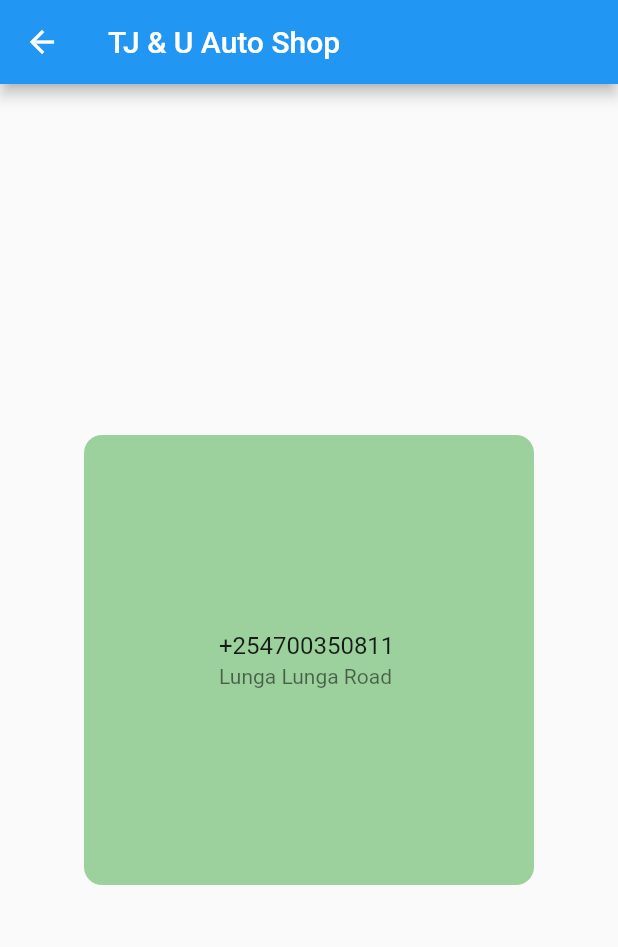
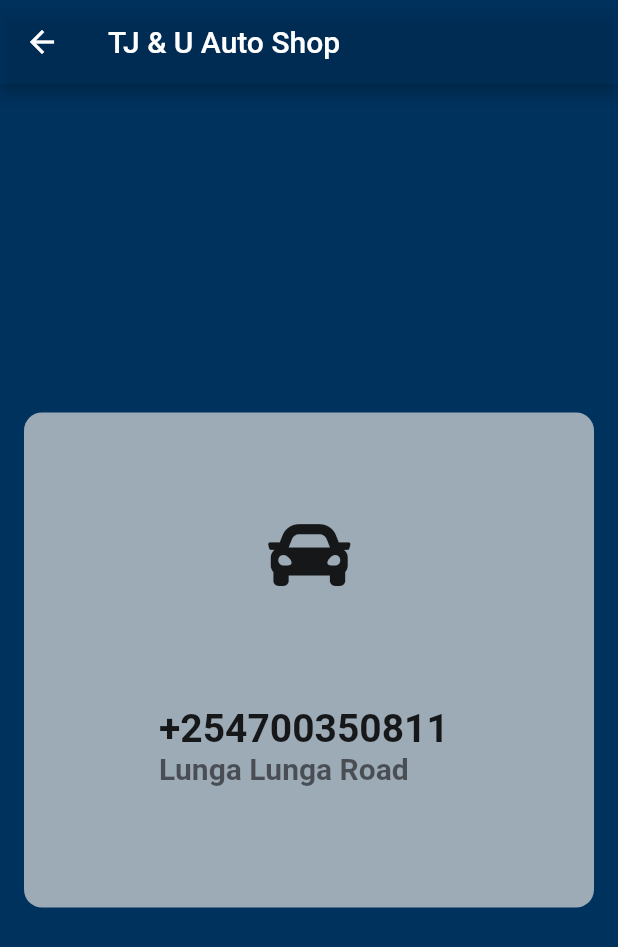
Before and after one commit to IrunguNjagi/Mechanical-Diagnosis-App, a Flutter app: the Search_Page screen opened directly, after a tap on "TJ & U Auto Shop", on a phone screen of 412 x 824 dp. Shown: the top 947 px of the screen. Run offline on Flutter 3.47's test engine with Material 2 defaults, Android fonts, the phone set to English and light mode, and no system bars; our stand-ins replace cloud_firestore, firebase_core, font_awesome_flutter; accounts and stored records are empty.

Commit message:
pre presented commit

```diff
--- a/lib/screens/garage_information.dart
+++ b/lib/screens/garage_information.dart
@@ -1,4 +1,5 @@
 import 'package:flutter/material.dart';
+import 'package:font_awesome_flutter/font_awesome_flutter.dart';
 import 'package:mechanic_dignosis_app/list_content/mechanic_garage_list.dart';
 import 'mechanic_search_page.dart';
 
@@ -10,17 +11,26 @@ class Garage_Info extends StatelessWidget {
   @override
   Widget build(BuildContext context) {
     return Scaffold(
+      backgroundColor: Color(0xFF00325E),
       appBar: AppBar(
         title: Text(display_list.garage_name),
+        backgroundColor: Color(0xFF00325E).withOpacity(0.54),
       ),
       body: Padding(
           padding: const EdgeInsets.all(16.0),
           child: Center(
             child: Container(
-              height: 300,
-              width: 300,
+              height: 330,
+              width: 380,
               child: Center(
-                child: ListTile(
+                  child: Column(
+                mainAxisAlignment: MainAxisAlignment.spaceEvenly,
+                children: [
+                  Icon(
+                    FontAwesomeIcons.car,
+                    size: 55,
+                  ),
+                  ListTile(
                     contentPadding: EdgeInsets.only(
                       left: 90,
                     ),
@@ -28,17 +38,26 @@ class Garage_Info extends StatelessWidget {
                       display_list.garage_contact != null
                           ? display_list.garage_contact
                           : 'default',
+                      style: TextStyle(
+                        fontWeight: FontWeight.w600,
+                        fontSize: 26,
+                      ),
                     ),
                     subtitle: Text(
                       display_list.garage_location != null
                           ? display_list.garage_location
                           : 'default',
+                      style: TextStyle(
+                        fontWeight: FontWeight.bold,
+                        fontSize: 20,
                       ),
-                )
                     ),
+                  ),
+                ],
+              )),
               decoration: BoxDecoration(
                 borderRadius: BorderRadius.circular(12.0),
-                color: Colors.green.withOpacity(0.54),
+                color: Color(0xFFD9D9D9).withOpacity(0.72),
               ),
             ),
           )),
--- a/lib/screens/mechanic_search_page.dart
+++ b/lib/screens/mechanic_search_page.dart
@@ -13,9 +13,9 @@ class _Search_PageState extends State<Search_Page> {
   static List<MechanicModel> main_garage_list = [
     MechanicModel("TJ & U Auto Shop", "Panel Beating", "Lunga Lunga Road", 5.0, '+254700350811'),
     MechanicModel("Tbandz Auto Shop", "Spray Painting", "Enterprise Road", 5.0,"+254700350811"),
-    MechanicModel("TJ & U Auto Shop", "Panel Beating", "Lunga Lunga Road", 5.0,"+254700350811"),
-    MechanicModel("TJ & U Auto Shop", "Panel Beating", "Lunga Lunga Road", 5.0,"+254700350811"),
-    MechanicModel("TJ & U Auto Shop", "Panel Beating", "Lunga Lunga Road", 5.0,"+254700350811"),
+    MechanicModel("PG Electrics Auto Shop", "Alternator Replacements", "Daresalaam Road", 5.0,"+254700350811"),
+    MechanicModel("Gone Clr Garage", "Tire Alignment, Fitting", "Rabai Road", 5.0,"+254700350811"),
+    MechanicModel("Vas Auto Center", "Framework, Spray painting", "Lunga Lunga Road", 5.0,"+254700350811"),
     MechanicModel("TJ & U Auto Shop", "Panel Beating", "Lunga Lunga Road", 5.0,"+254700350811"),
     MechanicModel("TJ & U Auto Shop", "Panel Beating", "Lunga Lunga Road", 5.0,"+254700350811"),
     MechanicModel("TJ & U Auto Shop", "Panel Beating", "Lunga Lunga Road", 5.0,"+254700350811"),
```
Also changed, not shown: lib/screens/predicted_problem.dart (+6 -16 lines). Lines whose indentation alone changed are shown as unchanged.
